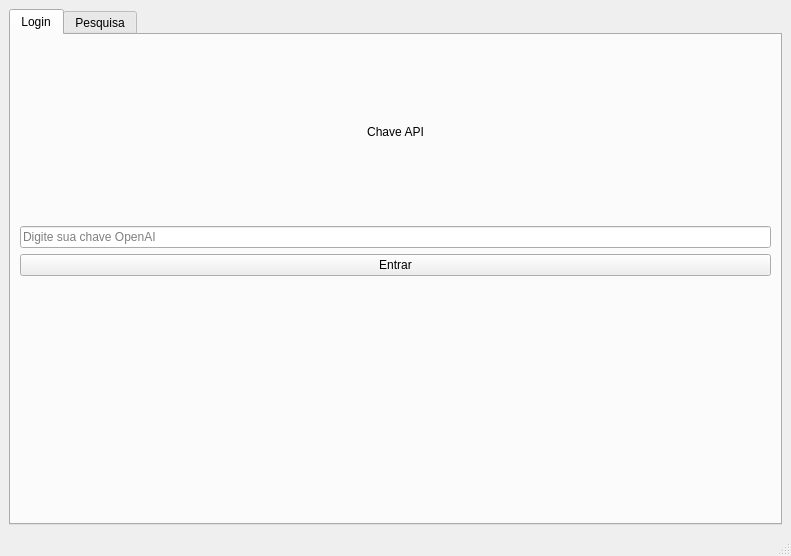
The window that interfaceCGPT.ui (Fat83dotcom/APIChatGPT-GUI) describes before a commit, drawn with Qt 5.
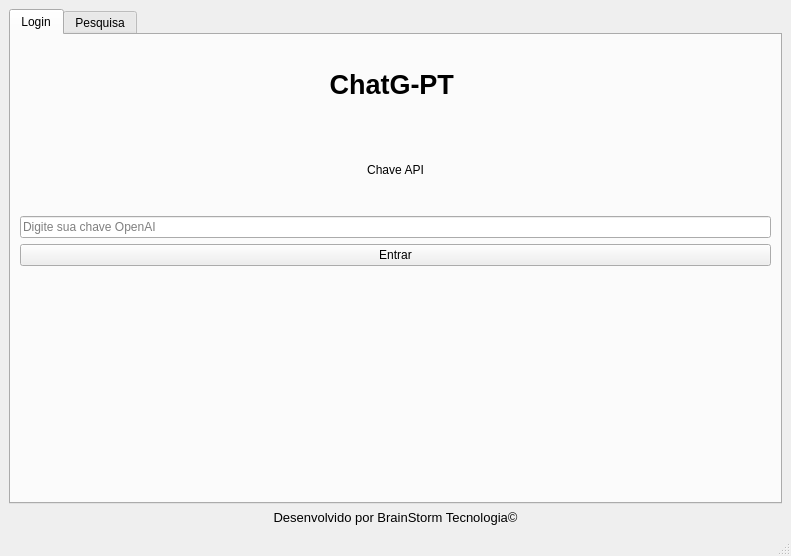
The same window after the commit.

Commit message: Modificação na aoresentação da interface e roda pé com a marca brainstorm

```diff
--- a/interfaceCGPT.ui
+++ b/interfaceCGPT.ui
@@ -30,17 +30,14 @@
        <layout class="QVBoxLayout" name="verticalLayout_2">
         <item>
          <layout class="QGridLayout" name="gridLayout_4">
-          <item row="0" column="0">
-           <widget class="QLabel" name="label_2">
+          <item row="3" column="0">
+           <widget class="QPushButton" name="btnSenha">
             <property name="text">
-             <string>Chave API</string>
-            </property>
-            <property name="alignment">
-             <set>Qt::AlignCenter</set>
+             <string>Entrar</string>
             </property>
            </widget>
           </item>
-          <item row="1" column="0">
+          <item row="2" column="0">
            <widget class="QLineEdit" name="entradaSenha">
             <property name="focusPolicy">
              <enum>Qt::StrongFocus</enum>
@@ -56,10 +53,30 @@
             </property>
            </widget>
           </item>
-          <item row="2" column="0">
-           <widget class="QPushButton" name="btnSenha">
+          <item row="1" column="0">
+           <widget class="QLabel" name="label_2">
             <property name="text">
-             <string>Entrar</string>
+             <string>Chave API</string>
+            </property>
+            <property name="alignment">
+             <set>Qt::AlignCenter</set>
+            </property>
+           </widget>
+          </item>
+          <item row="0" column="0">
+           <widget class="QLabel" name="label_3">
+            <property name="font">
+             <font>
+              <pointsize>20</pointsize>
+              <weight>75</weight>
+              <bold>true</bold>
+             </font>
+            </property>
+            <property name="text">
+             <string>ChatG-PT </string>
+            </property>
+            <property name="alignment">
+             <set>Qt::AlignCenter</set>
             </property>
            </widget>
           </item>
@@ -149,6 +166,21 @@
       </widget>
      </widget>
     </item>
+    <item row="2" column="0">
+     <widget class="QLabel" name="label_5">
+      <property name="font">
+       <font>
+        <pointsize>10</pointsize>
+       </font>
+      </property>
+      <property name="text">
+       <string>Desenvolvido por BrainStorm Tecnologia©</string>
+      </property>
+      <property name="alignment">
+       <set>Qt::AlignCenter</set>
+      </property>
+     </widget>
+    </item>
    </layout>
   </widget>
   <widget class="QMenuBar" name="menubar">
```
The commit also changes 1 other file.
